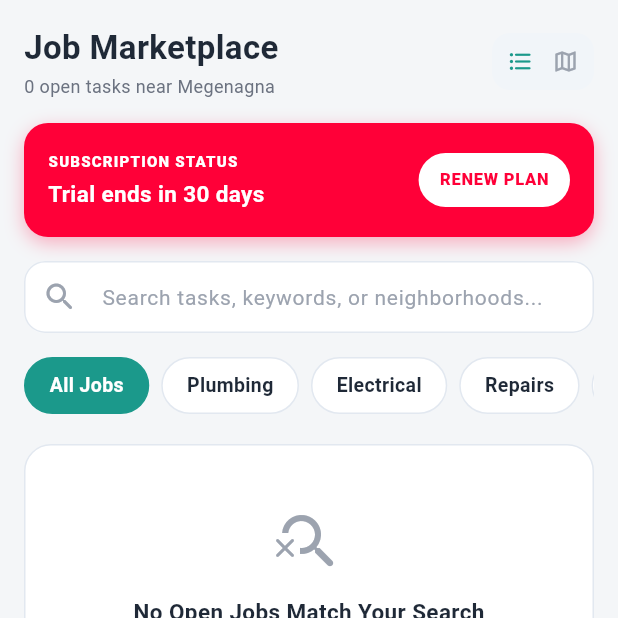
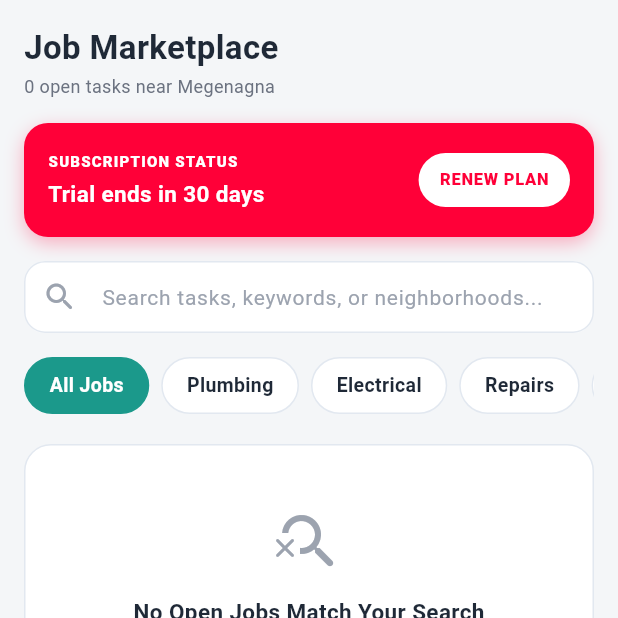
Before and after one commit to Leul0M/Seralegn, a Flutter app: the WorkerMainScreen screen opened directly with empty values, on a phone screen of 412 x 824 dp, the top half of it. Run offline on Flutter 3.47's test engine with Material 3 defaults, Android fonts, the phone set to English and light mode, and no system bars; our stand-ins replace flutter_dotenv, geolocator, get, hive_flutter, image_picker, supabase_flutter; missing offline and left inert: mobile_scanner; accounts and stored records are empty.

Commit message:
Final modification on the mobile UI

```diff
--- a/mobile/seralegn/lib/providers/language_provider.dart
+++ b/mobile/seralegn/lib/providers/language_provider.dart
@@ -28,7 +28,6 @@ class LanguageController extends GetxController {
 
   // Action strings
   String get bookWorker => isAmharic ? 'ቀጠሮ ይያዙ' : 'Book a Worker';
-  String get newBooking => isAmharic ? '+ አዲስ ቀጠሮ' : '+ New Booking';
   String get logout => isAmharic ? 'ሁነታውን ውጣ' : 'Log Out';
   String get confirmLogout =>
       isAmharic ? 'እርግጠኛ ነዎት መውጣት ይፈልጋሉ?' : 'Are you sure you want to log out?';
--- a/mobile/seralegn/lib/screens/worker/worker_marketplace_screen.dart
+++ b/mobile/seralegn/lib/screens/worker/worker_marketplace_screen.dart
@@ -70,11 +70,7 @@ class _WorkerMarketplaceScreenState extends State<WorkerMarketplaceScreen> {
           child: Column(
             crossAxisAlignment: CrossAxisAlignment.start,
             children: [
-              // Marketplace Header Row
-              Row(
-                mainAxisAlignment: MainAxisAlignment.spaceBetween,
-                crossAxisAlignment: CrossAxisAlignment.center,
-                children: [
+              // Marketplace Header
               Column(
                 crossAxisAlignment: CrossAxisAlignment.start,
                 children: [
@@ -92,29 +88,6 @@ class _WorkerMarketplaceScreenState extends State<WorkerMarketplaceScreen> {
                     style: const TextStyle(
                       fontSize: 12,
                       color: AppTheme.secondaryText,
-                        ),
-                      ),
-                    ],
-                  ),
-                  Container(
-                    padding: const EdgeInsets.all(4),
-                    decoration: BoxDecoration(
-                      color: const Color(0xFFF1F5F9),
-                      borderRadius: BorderRadius.circular(12),
-                    ),
-                    child: Row(
-                      children: const [
-                        Padding(
-                          padding: EdgeInsets.all(6.0),
-                          child: Icon(Icons.format_list_bulleted_rounded,
-                              size: 18, color: AppTheme.primaryTeal),
-                        ),
-                        Padding(
-                          padding: EdgeInsets.all(6.0),
-                          child: Icon(Icons.map_outlined,
-                              size: 18, color: AppTheme.lightText),
-                        ),
-                      ],
                     ),
                   ),
                 ],
```
Also changed, not shown: mobile/seralegn/lib/screens/bookings/bookings_screen.dart (+1 -20 lines). Lines whose indentation alone changed are shown as unchanged.
